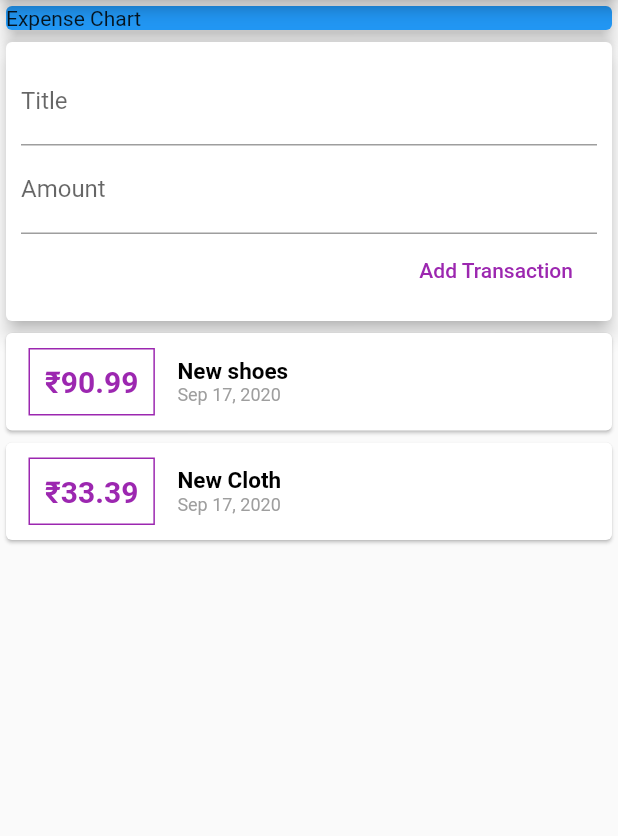
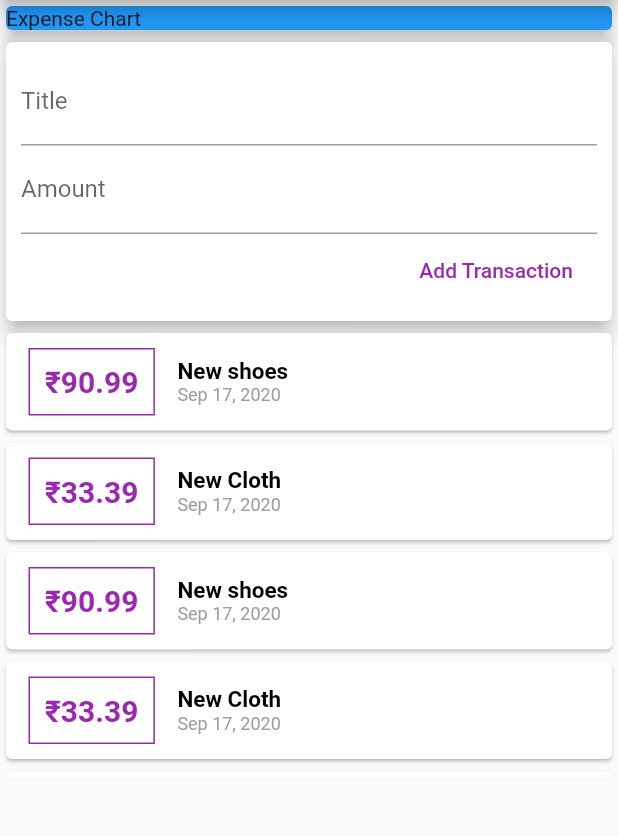
Before and after one commit to DroidKaranGithub/Expense_tracker_Flutter, a Flutter app: the screen it shows after launch, on a phone screen of 412 x 824 dp, the part 84-920 px from its top. Run offline on Flutter 3.47's test engine with Material 2 defaults, Android fonts, the phone set to English and light mode, and no system bars.

Commit message:
changes commit

```diff
--- a/lib/widgets/transaction_list.dart
+++ b/lib/widgets/transaction_list.dart
@@ -9,9 +9,10 @@ class TransactionList extends StatelessWidget {
 
   @override
   Widget build(BuildContext context) {
-    return Column(
-      children: transaction.map(
-        (transaction) {
+    return Container(
+      height: 300,
+      child: ListView.builder(
+        itemBuilder: (ctx, index) {
           return Card(
             child: Row(
               children: [
@@ -25,7 +26,7 @@ class TransactionList extends StatelessWidget {
                     ),
                   ),
                   child: Text(
-                    '\u{20B9}${transaction.amount}' /* transaction.amount.toString() */,
+                    '\u{20B9}${transaction[index].amount}' /* transaction.amount.toString() */,
                     style: TextStyle(
                         fontWeight: FontWeight.bold,
                         fontSize: 20,
@@ -36,7 +37,7 @@ class TransactionList extends StatelessWidget {
                   crossAxisAlignment: CrossAxisAlignment.start,
                   children: [
                     Text(
-                      transaction.title,
+                      transaction[index].title,
                       style: TextStyle(
                         fontSize: 15,
                         fontWeight: FontWeight.bold,
@@ -44,7 +45,7 @@ class TransactionList extends StatelessWidget {
                       ),
                     ),
                     Text(
-                      DateFormat.yMMMd().format(transaction.date),
+                      DateFormat.yMMMd().format(transaction[index].date),
                       style: TextStyle(
                         fontSize: 12,
                         fontWeight: FontWeight.normal,
@@ -57,7 +58,8 @@ class TransactionList extends StatelessWidget {
             ),
           );
         },
-      ).toList(),
+        itemCount: transaction.length,
+      ),
     );
   }
 }
--- a/lib/widgets/user_transaction.dart
+++ b/lib/widgets/user_transaction.dart
@@ -13,7 +13,53 @@ class _UserTransactionState extends State<UserTransaction> {
     Transaction(
         id: '1', title: 'New shoes', amount: 90.99, date: DateTime.now()),
     Transaction(
-        id: '2', title: 'New Cloth', amount: 33.39, date: DateTime.now())
+        id: '2', title: 'New Cloth', amount: 33.39, date: DateTime.now()),
+    Transaction(
+        id: '1', title: 'New shoes', amount: 90.99, date: DateTime.now()),
+    Transaction(
+        id: '2', title: 'New Cloth', amount: 33.39, date: DateTime.now()),
+    Transaction(
+        id: '2', title: 'New Cloth', amount: 33.39, date: DateTime.now()),
+    Transaction(
+        id: '1', title: 'New shoes', amount: 90.99, date: DateTime.now()),
+    Transaction(
+        id: '2', title: 'New Cloth', amount: 33.39, date: DateTime.now()),
+    Transaction(
+        id: '2', title: 'New Cloth', amount: 33.39, date: DateTime.now()),
+    Transaction(
+        id: '1', title: 'New shoes', amount: 90.99, date: DateTime.now()),
+    Transaction(
+        id: '2', title: 'New Cloth', amount: 33.39, date: DateTime.now()),
+    Transaction(
+        id: '2', title: 'New Cloth', amount: 33.39, date: DateTime.now()),
+    Transaction(
+        id: '1', title: 'New shoes', amount: 90.99, date: DateTime.now()),
+    Transaction(
+        id: '2', title: 'New Cloth', amount: 33.39, date: DateTime.now()),
+    Transaction(
+        id: '1', title: 'New shoes', amount: 90.99, date: DateTime.now()),
+    Transaction(
+        id: '2', title: 'New Cloth', amount: 33.39, date: DateTime.now()),
+    Transaction(
+        id: '1', title: 'New shoes', amount: 90.99, date: DateTime.now()),
+    Transaction(
+        id: '2', title: 'New Cloth', amount: 33.39, date: DateTime.now()),
+    Transaction(
+        id: '1', title: 'New shoes', amount: 90.99, date: DateTime.now()),
+    Transaction(
+        id: '2', title: 'New Cloth', amount: 33.39, date: DateTime.now()),
+    Transaction(
+        id: '1', title: 'New shoes', amount: 90.99, date: DateTime.now()),
+    Transaction(
+        id: '2', title: 'New Cloth', amount: 33.39, date: DateTime.now()),
+    Transaction(
+        id: '1', title: 'New shoes', amount: 90.99, date: DateTime.now()),
+    Transaction(
+        id: '2', title: 'New Cloth', amount: 33.39, date: DateTime.now()),
+    Transaction(
+        id: '1', title: 'New shoes', amount: 90.99, date: DateTime.now()),
+    Transaction(
+        id: '2', title: 'New Cloth', amount: 33.39, date: DateTime.now()),
   ];
 
   void _addTransaction(String txTitle, double txAmount) {
```
